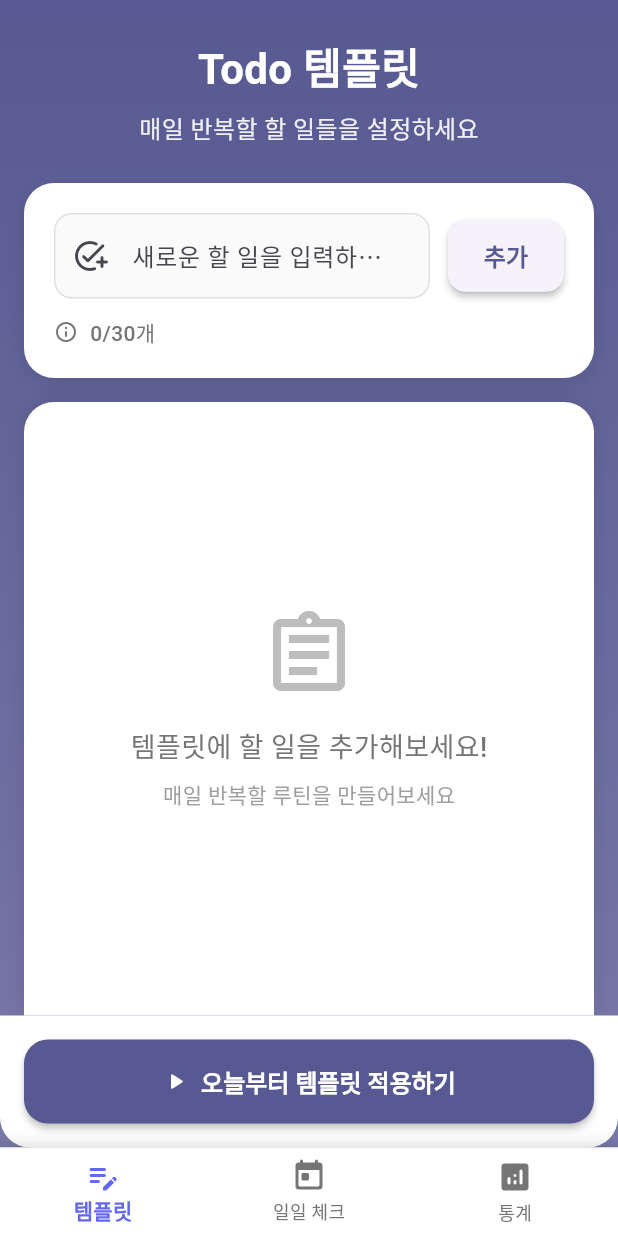
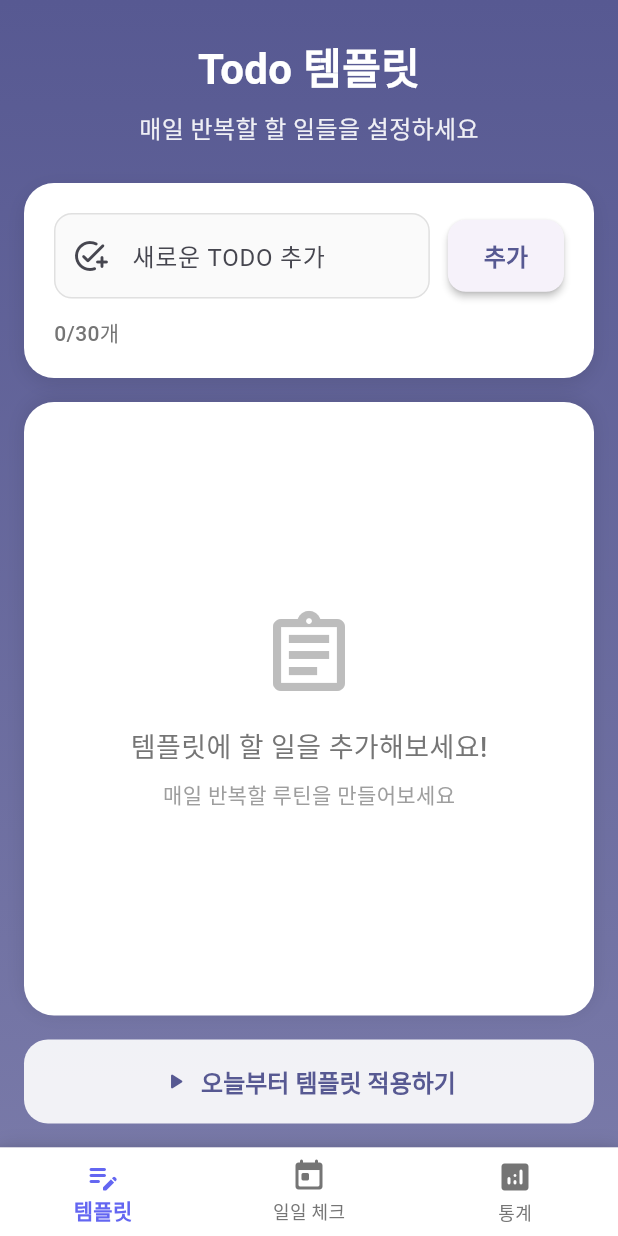
Before and after one commit to wjb127/todo-planner-app, a Flutter app: the screen it shows after launch, on a phone screen of 412 x 824 dp. Run offline on Flutter 3.47's test engine with Material 3 defaults, Android fonts, the phone set to English and light mode, and no system bars; our stand-ins replace fl_chart, shared_preferences.

Commit message:
feat: 템플릿 페이지 최종 UI/UX 완성 - 초컴팩트 디자인, 투명 배경, 미니멀 인터페이스로 단순함의 미학 구현

```diff
--- a/todo_planner/lib/screens/template_screen.dart
+++ b/todo_planner/lib/screens/template_screen.dart
@@ -231,7 +231,7 @@ class _TemplateScreenState extends State<TemplateScreen> {
                           child: TextField(
                             controller: _textController,
                             decoration: const InputDecoration(
-                              hintText: '새로운 할 일을 입력하세요',
+                              hintText: '새로운 TODO 추가',
                               prefixIcon: Icon(Icons.add_task_rounded),
                             ),
                             onSubmitted: (_) => _addTodoItem(),
@@ -247,12 +247,6 @@ class _TemplateScreenState extends State<TemplateScreen> {
                     const SizedBox(height: 12),
                     Row(
                       children: [
-                        Icon(
-                          Icons.info_outline_rounded,
-                          size: 16,
-                          color: Colors.grey.shade600,
-                        ),
-                        const SizedBox(width: 8),
                         Text(
                           '${_templateItems.length}/30개',
                           style: TextStyle(
@@ -291,10 +285,7 @@ class _TemplateScreenState extends State<TemplateScreen> {
                   margin: const EdgeInsets.symmetric(horizontal: 16),
                   decoration: BoxDecoration(
                     color: Colors.white,
-                    borderRadius: const BorderRadius.only(
-                      topLeft: Radius.circular(20),
-                      topRight: Radius.circular(20),
-                    ),
+                    borderRadius: BorderRadius.circular(20),
                     boxShadow: [
                       BoxShadow(
                         color: Colors.black.withOpacity(0.1),
@@ -334,7 +325,7 @@ class _TemplateScreenState extends State<TemplateScreen> {
                           ),
                         )
                       : ReorderableListView.builder(
-                          padding: const EdgeInsets.all(16),
+                          padding: const EdgeInsets.fromLTRB(16, 16, 16, 80),
                           itemCount: _templateItems.length,
                           onReorder: _reorderItems,
                           proxyDecorator: (child, index, animation) {
@@ -348,7 +339,7 @@ class _TemplateScreenState extends State<TemplateScreen> {
                                   scale: scale,
                                   child: Material(
                                     elevation: elevation,
-                                    borderRadius: BorderRadius.circular(16),
+                                    borderRadius: BorderRadius.circular(12),
                                     child: child,
                                   ),
                                 );
@@ -360,22 +351,22 @@ class _TemplateScreenState extends State<TemplateScreen> {
                             final item = _templateItems[index];
                             return Container(
                               key: ValueKey(item.id),
-                              margin: const EdgeInsets.only(bottom: 6),
+                              margin: const EdgeInsets.only(bottom: 4),
                               decoration: BoxDecoration(
                                 color: Colors.grey.shade50,
-                                borderRadius: BorderRadius.circular(16),
+                                borderRadius: BorderRadius.circular(12),
                                 border: Border.all(
                                   color: Colors.grey.shade200,
                                   width: 1,
                                 ),
                               ),
                               child: InkWell(
-                                borderRadius: BorderRadius.circular(16),
+                                borderRadius: BorderRadius.circular(12),
                                 onTap: () => _showEditDialog(index),
                                 child: Padding(
                                   padding: const EdgeInsets.symmetric(
                                     horizontal: 16,
-                                    vertical: 8,
+                                    vertical: 2,
                                   ),
                                   child: Row(
                                     children: [
@@ -447,11 +438,7 @@ class _TemplateScreenState extends State<TemplateScreen> {
                 width: double.infinity,
                 padding: const EdgeInsets.all(16),
                 decoration: const BoxDecoration(
-                  color: Colors.white,
-                  borderRadius: BorderRadius.only(
-                    bottomLeft: Radius.circular(20),
-                    bottomRight: Radius.circular(20),
-                  ),
+                  color: Colors.transparent,
                 ),
                 child: ElevatedButton.icon(
                   onPressed: _applyTemplateFromToday,
@@ -459,11 +446,12 @@ class _TemplateScreenState extends State<TemplateScreen> {
                   label: const Text('오늘부터 템플릿 적용하기'),
                   style: ElevatedButton.styleFrom(
                     padding: const EdgeInsets.symmetric(vertical: 16),
-                    backgroundColor: Theme.of(context).colorScheme.primary,
-                    foregroundColor: Colors.white,
+                    backgroundColor: Colors.white.withOpacity(0.9),
+                    foregroundColor: Theme.of(context).colorScheme.primary,
                     shape: RoundedRectangleBorder(
                       borderRadius: BorderRadius.circular(16),
                     ),
+                    elevation: 0,
                   ),
                 ),
               ),
```
